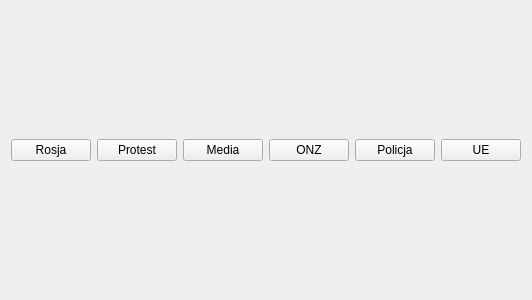
Qt form src/Game/blockingui.ui (kacper-michal-i-krewni/ZPR-Projekt) before a commit.
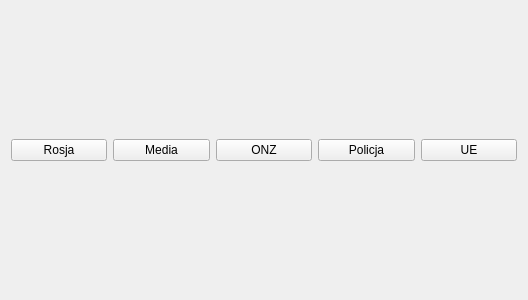
The same form after that commit.

The edit to the form file:
```diff
--- a/src/Game/blockingui.ui
+++ b/src/Game/blockingui.ui
@@ -21,13 +21,6 @@
      </property>
     </widget>
    </item>
-   <item>
-    <widget class="QPushButton" name="protest">
-     <property name="text">
-      <string>Protest</string>
-     </property>
-    </widget>
-   </item>
    <item>
     <widget class="QPushButton" name="media">
      <property name="text">
```
